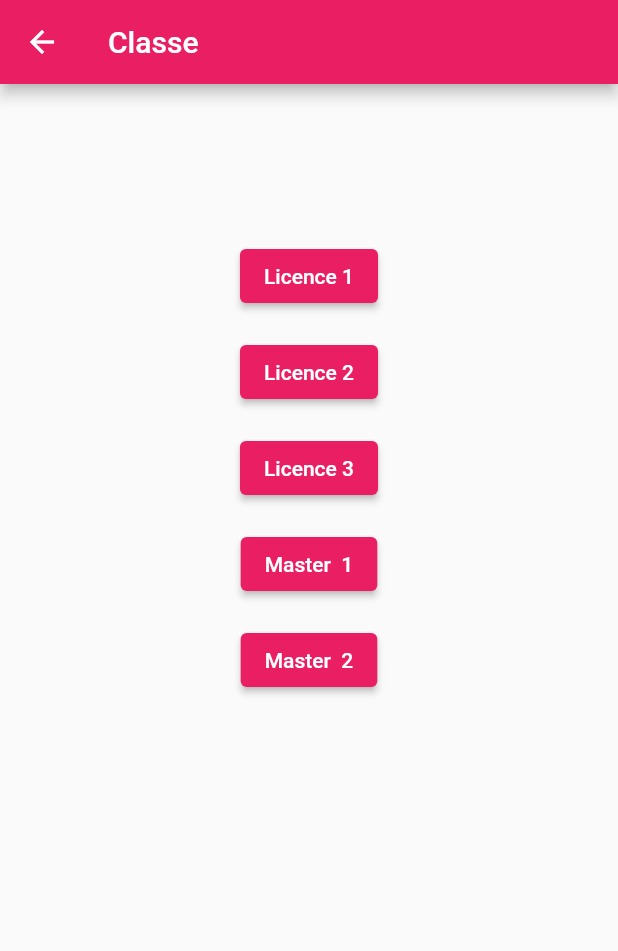
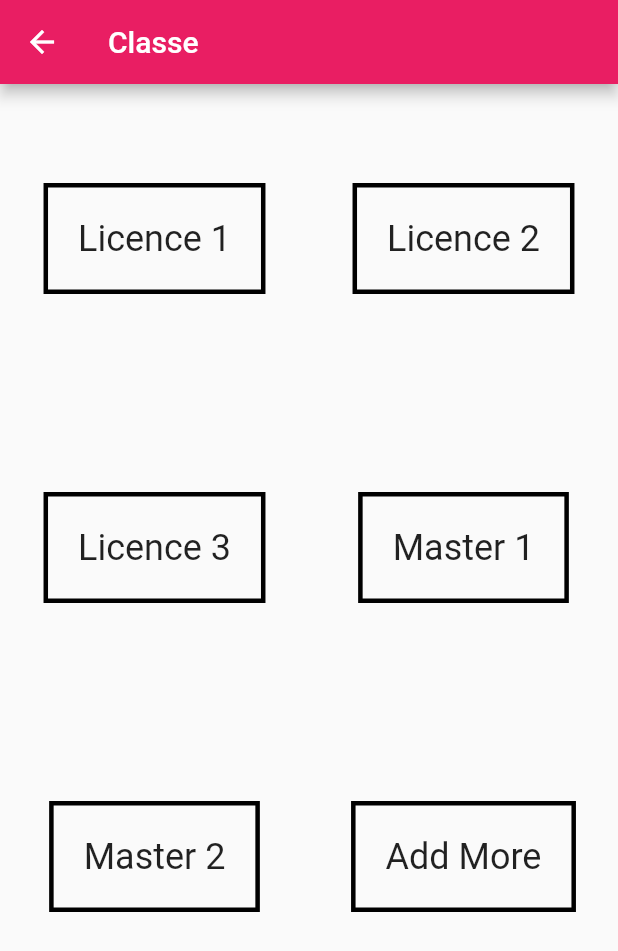
Before and after one commit to prince7walter/multimedia_flutter, a Flutter app: the listeC screen opened by its route, on a phone screen of 412 x 824 dp. Shown: the top 951 px of the screen. Run offline on Flutter 3.47's test engine with Material 2 defaults, Android fonts, the light colour scheme and no system bars.

Commit message:
version stable + class

```diff
--- a/lib/Classe/listeC.dart
+++ b/lib/Classe/listeC.dart
@@ -9,7 +9,83 @@ class listeC extends StatelessWidget{
       appBar: AppBar(
         title: Text('Classe'),
       ),
-      body: LoginExample2(),
+      body: GridView.count(
+        // Create a grid with 2 columns. If you change the scrollDirection to
+        // horizontal, this produces 2 rows.
+
+        crossAxisCount: 2,
+        // Generate 100 widgets that display their index in the List.
+        children: [
+          Center(
+              child: Container(
+                  decoration: BoxDecoration(
+                      border: Border.all(color: Colors.black, width: 3.0, style: BorderStyle.solid )),
+                  padding: const EdgeInsets.all(20.0),
+                  child:Text(
+                    'Licence 1',
+                    style: Theme.of(context).textTheme.headline5,
+                  )
+
+              ),
+          ),
+          Center(
+              child: Container(
+                  decoration: BoxDecoration(
+                      border: Border.all(color: Colors.black, width: 3.0, style: BorderStyle.solid )),
+              padding: const EdgeInsets.all(20.0),
+              child:Text(
+                'Licence 2',
+                style: Theme.of(context).textTheme.headline5,
+              )
+              ),
+          ),
+          Center(
+              child: Container(
+                  decoration: BoxDecoration(
+                      border: Border.all(color: Colors.black, width: 3.0, style: BorderStyle.solid )),
+                  padding: const EdgeInsets.all(20.0),
+                  child:Text(
+                    'Licence 3',
+                    style: Theme.of(context).textTheme.headline5,
+                  )
+              ),
+
+          ),
+          Center(
+              child: Container(
+                  decoration: BoxDecoration(
+                    border: Border.all(color: Colors.black, width: 3.0, style: BorderStyle.solid )),
+                    padding: const EdgeInsets.all(20.0),
+                    child:Text(
+                    'Master 1',
+                    style: Theme.of(context).textTheme.headline5,
+                  )
+              ),
+          ),
+          Center(
+              child: Container(
+                  decoration: BoxDecoration(
+                      border: Border.all(color: Colors.black, width: 3.0, style: BorderStyle.solid )),
+                  padding: const EdgeInsets.all(20.0),
+                  child:Text(
+                  'Master 2',
+                  style: Theme.of(context).textTheme.headline5,
+              )
+              ),
+          ),
+          Center(
+              child: Container(
+                  decoration: BoxDecoration(
+                    border: Border.all(color: Colors.black, width: 3.0, style: BorderStyle.solid )),
+                  padding: const EdgeInsets.all(20.0),
+                  child:Text(
+                    'Add More',
+                    style: Theme.of(context).textTheme.headline5,
+                  )
+              ),
+          ),
+        ]
+      ),
     );
   }
 }
@@ -23,25 +99,9 @@ class LoginExample2 extends StatefulWidget {
 }
 
 
-// Adapted from the text form demo in official gallery app:
-// https://github.com/flutter/flutter/blob/master/examples/flutter_gallery/lib/demo/material/text_form_field_demo.dart
 class _LoginExampleState extends State<LoginExample2> {
   final GlobalKey<FormFieldState<String>> _passwordFieldKey =
   GlobalKey<FormFieldState<String>>();
-
-  String _name;
-  String _phoneNumber;
-  String _email;
-  String _password;
-
-  String _validateName(String value) {
-    if (value.isEmpty) return 'Name is required.';
-    final RegExp nameExp = RegExp(r'^[A-Za-z ]+$');
-    if (!nameExp.hasMatch(value)) {
-      return 'Please enter only alphabetical characters.';
-    }
-    return null;
-  }
 
   @override
   Widget build(BuildContext context) {
--- a/lib/Mails/newMail.dart
+++ b/lib/Mails/newMail.dart
@@ -94,7 +94,7 @@ class newMail extends StatelessWidget {
   helperText: '',
   labelText: 'Votre message',
   ),
-  maxLines: 3,
+  maxLines: 10,
   ),
   const SizedBox(height: 24.0),
 
--- a/lib/SMS/listeSms.dart
+++ b/lib/SMS/listeSms.dart
@@ -5,7 +5,7 @@ class listeSms extends StatelessWidget{
   Widget build(BuildContext context) {
     return Scaffold(
       appBar: AppBar(
-        title: Text('Mail'),
+        title: Text('SMS'),
       ),
       body: DataTableExample(),
       floatingActionButton: FloatingActionButton(
--- a/lib/SMS/newSms.dart
+++ b/lib/SMS/newSms.dart
@@ -21,7 +21,6 @@ class newSms extends StatelessWidget {
   }
 
   class _SMSPageState extends State<SMSPage> {
-
 
   String _name;
   String _obj;
@@ -94,7 +93,7 @@ class newSms extends StatelessWidget {
   helperText: '',
   labelText: 'Votre message',
   ),
-  maxLines: 3,
+  maxLines: 10,
   ),
   const SizedBox(height: 24.0),
 
```
